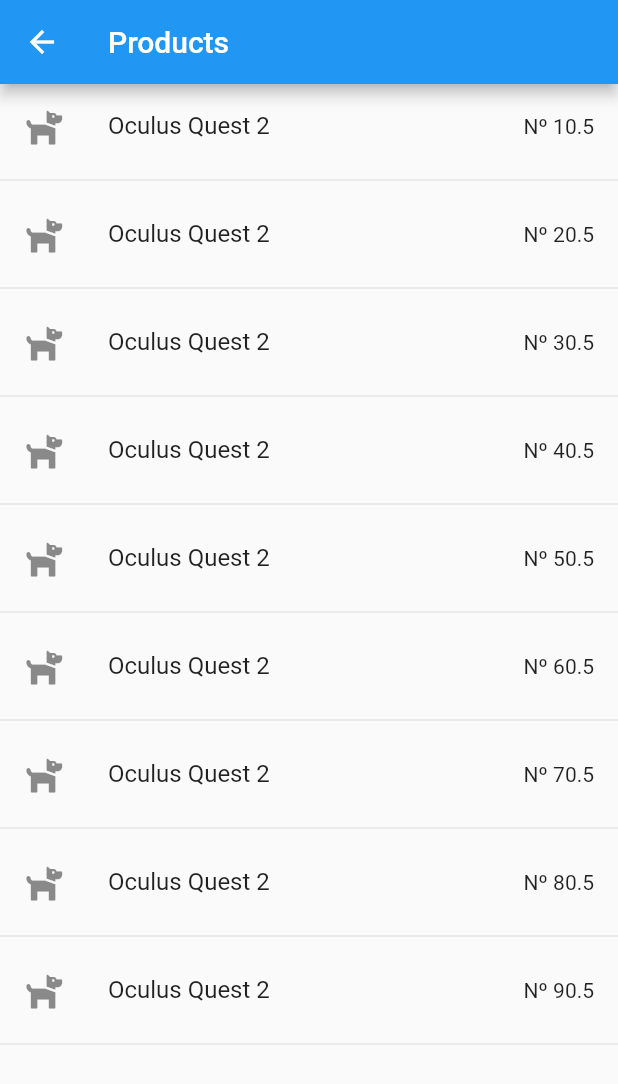
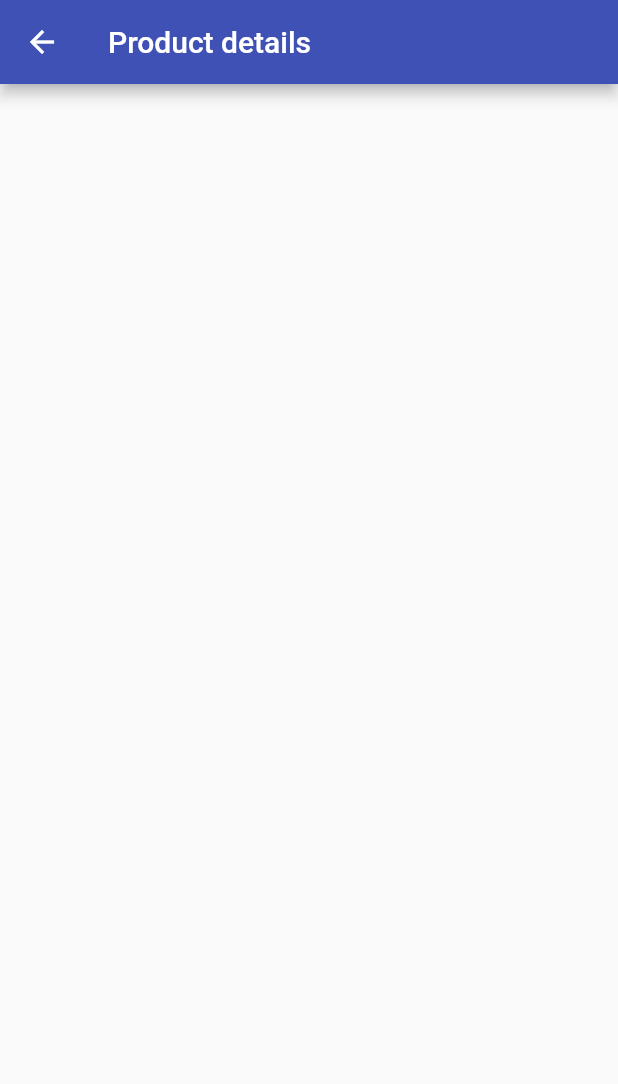
Before and after one commit to Jordieee/Practica1-2-3IPC_2022_Shop, a Flutter app: the ListPage screen opened directly, after a tap on "Oculus Quest 2", on a phone screen of 412 x 824 dp. Shown: the top 1084 px of the screen. Run offline on Flutter 3.47's test engine with Material 2 defaults, Android fonts, the phone set to English and light mode, and no system bars.

Commit message:
Created product details page and finished practise 2

```diff
--- a/lib/main.dart
+++ b/lib/main.dart
@@ -6,7 +6,7 @@ void main() => runApp(MyApp());
 class MyApp extends StatelessWidget {
   @override
   Widget build(BuildContext context) {
-    return MaterialApp(
+    return const MaterialApp(
       title: 'Material App',
       debugShowCheckedModeBanner: false,
       home: LoginPage(),
--- /dev/null
+++ b/lib/model/list_products.dart
@@ -0,0 +1,25 @@
+
+class Product {
+  late String name;
+  late double price;
+  late String iconPath;
+
+  static final List<Product> initial = [
+    Product(name: "Oculus Quest 2", price: 10.50, iconPath: "assets/img/oculus.jpg"),
+    Product(name: "Oculus Quest 2", price: 20.50, iconPath: "assets/img/oculus.jpg"),
+    Product(name: "Oculus Quest 2", price: 30.50, iconPath: "assets/img/oculus.jpg"),
+    Product(name: "Oculus Quest 2", price: 40.50, iconPath: "assets/img/oculus.jpg"),
+    Product(name: "Oculus Quest 2", price: 50.50, iconPath: "assets/img/oculus.jpg"),
+    Product(name: "Oculus Quest 2", price: 60.50, iconPath: "assets/img/oculus.jpg"),
+    Product(name: "Oculus Quest 2", price: 70.50, iconPath: "assets/img/oculus.jpg"),
+    Product(name: "Oculus Quest 2", price: 80.50, iconPath: "assets/img/oculus.jpg"),
+    Product(name: "Oculus Quest 2", price: 90.50, iconPath: "assets/img/oculus.jpg"),
+    Product(name: "Oculus Quest 2", price: 100.50, iconPath: "assets/img/oculus.jpg"),
+
+  ];
+
+  Product({
+    required this.name,
+    required this.price,
+    required this.iconPath});
+}
--- a/lib/model/product_details_page.dart
+++ /dev/null
@@ -1,24 +0,0 @@
-import 'package:flutter/material.dart';
-
-class Product {
-  late String name;
-  late double price;
-  late String? iconPath;
-
-  static final List<Product> initial = [
-    Product(name: "Oculus Quest 2", price: 10.50, iconPath: "assets/img/bulbasaur.svg"),
-    Product(name: "Oculus Quest 2", price: 20.50, iconPath: "assets/img/bulbasaur.svg"),
-    Product(name: "Oculus Quest 2", price: 30.50, iconPath: "assets/img/bulbasaur.svg"),
-    Product(name: "Oculus Quest 2", price: 40.50, iconPath: "assets/img/charmander.svg"),
-    Product(name: "Oculus Quest 2", price: 50.50, iconPath: "assets/img/charmander.svg"),
-    Product(name: "Oculus Quest 2", price: 60.50, iconPath: "assets/img/charmander.svg"),
-    Product(name: "Oculus Quest 2", price: 70.50, iconPath: "assets/img/squirtle.svg"),
-    Product(name: "Oculus Quest 2", price: 80.50, iconPath: "assets/img/squirtle.svg"),
-    Product(name: "Oculus Quest 2", price: 90.50, iconPath: "assets/img/squirtle.svg"),
-  ];
-
-  Product({
-    required this.name,
-    required this.price,
-    this.iconPath});
-}
--- a/lib/pages/list_page.dart
+++ b/lib/pages/list_page.dart
@@ -1,39 +1,45 @@
 import 'package:flutter/material.dart';
-import 'package:ipc_jlincar_p1/model/product_details_page.dart';
-import 'package:font_awesome_flutter/font_awesome_flutter.dart';
+import 'package:ipc_jlincar_p1/model/list_products.dart';
+import 'product_details_page.dart';
 
-class ListPage extends StatelessWidget{
+class ListPage extends StatelessWidget {
   @override
-  Widget build(BuildContext context){
+  Widget build(BuildContext context) {
     return Scaffold(
-      appBar: AppBar(
-          title: const Text(
-              'Products'
-          )
-      ),
-        body: const MyList()
-    );
-
+        appBar: AppBar(
+          title: const Text('Products'),
+          backgroundColor: Colors.indigo,
+        ),
+        body: const MyList());
   }
 }
 
-
-class MyList extends StatelessWidget{
+class MyList extends StatelessWidget {
   const MyList({Key? key}) : super(key: key);
 
   @override
-  Widget build(BuildContext context){
-    final list = Product.initial.map((pkmn){
+  Widget build(BuildContext context) {
+    final list = Product.initial.map((product) {
       return Column(children: [
-        ListTile(
-          trailing: Text("Nº ${pkmn.price}"),
-          title: Text(pkmn.name),
-          leading: const FaIcon(FontAwesomeIcons.dog),
-          onTap: () {},
+        const Divider(),
+        Container(
+          child: ListTile(
+            trailing: const Icon(Icons.chevron_right, color: Colors.grey),
+            title: Column(
+              crossAxisAlignment: CrossAxisAlignment.start,
+                children: [
+              Text(product.name),
+              Text("${product.price}€", style: const TextStyle(color: Colors.grey),),
+            ]),
+            leading: Image.asset(product.iconPath),
+            onTap: () {
+              var route = MaterialPageRoute(
+                builder: (context) => ProductDetailsPage(),
+              );
+              Navigator.of(context).push(route);
+            },
+          ),
         ),
-
-        const Divider()
-
       ]);
     }).toList();
 
--- a/lib/pages/login_page.dart
+++ b/lib/pages/login_page.dart
@@ -2,6 +2,8 @@ import 'package:flutter/material.dart';
 import 'list_page.dart';
 
 class LoginPage extends StatelessWidget {
+  const LoginPage({Key? key}) : super(key: key);
+
   @override
   Widget build(BuildContext context) {
     return Scaffold(
--- /dev/null
+++ b/lib/pages/product_details_page.dart
@@ -0,0 +1,13 @@
+import 'package:flutter/material.dart';
+
+class ProductDetailsPage extends StatelessWidget {
+  @override
+  Widget build(BuildContext context) {
+    return Scaffold(
+      appBar: AppBar(
+        backgroundColor: Colors.indigo,
+        title: const Text('Product details'),
+      ),
+    );
+  }
+}
--- a/pubspec.yaml
+++ b/pubspec.yaml
@@ -61,8 +61,8 @@ flutter:
   uses-material-design: true
 
   # To add assets to your application, add an assets section, like this:
-  # assets:
-  #   - images/a_dot_burr.jpeg
+  assets:
+      - assets/img/
   #   - images/a_dot_ham.jpeg
 
   # An image asset can refer to one or more resolution-specific "variants", see
```
Also changed, not shown: assets/img/oculus.jpg (added), 1 other file.
